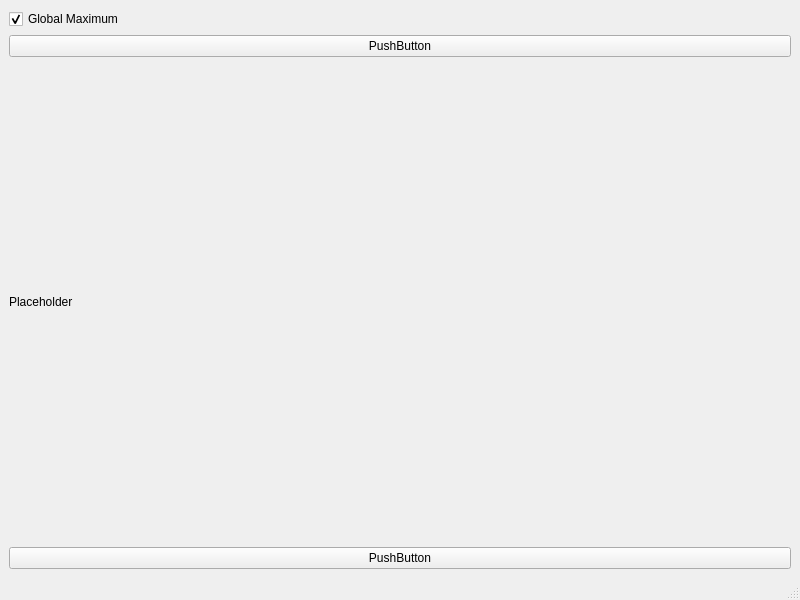
The window that ants3bundle/src/ants3/gui/graph/aviewer3d.ui (andrmor/ANTS3bundle) describes before a commit, drawn with Qt 5.
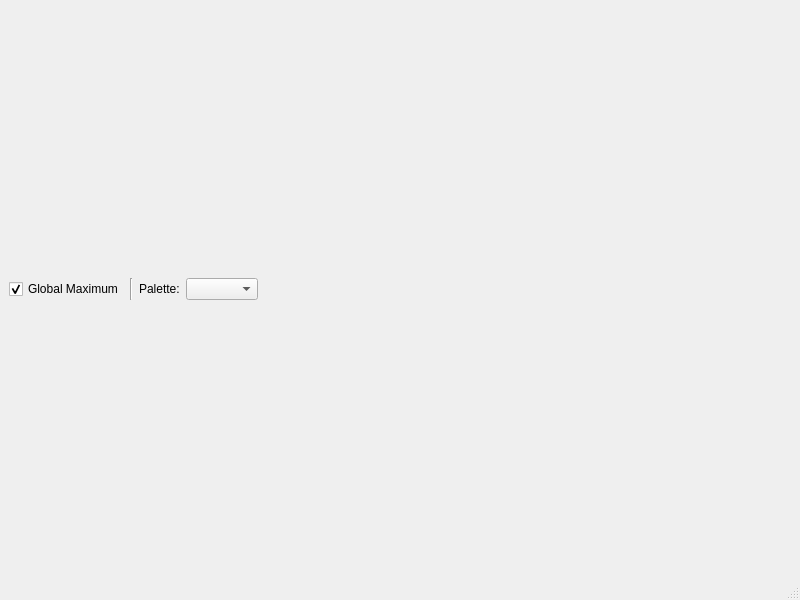
The same window after the commit.

The edit to the form file:
```diff
--- a/ants3bundle/src/ants3/gui/graph/aviewer3d.ui
+++ b/ants3bundle/src/ants3/gui/graph/aviewer3d.ui
@@ -16,6 +16,8 @@
   <widget class="QWidget" name="centralwidget">
    <layout class="QVBoxLayout" name="verticalLayout">
     <item>
+     <layout class="QHBoxLayout" name="horizontalLayout_2">
+      <item>
      <widget class="QCheckBox" name="cbGlobalMaximum">
       <property name="text">
        <string>Global Maximum</string>
@@ -26,29 +28,39 @@
      </widget>
     </item>
     <item>
-     <widget class="QPushButton" name="pushButton">
-      <property name="text">
-       <string>PushButton</string>
+       <widget class="Line" name="line">
+        <property name="orientation">
+         <enum>Qt::Vertical</enum>
       </property>
      </widget>
     </item>
-    <item>
-     <layout class="QHBoxLayout" name="horizontalLayout">
       <item>
        <widget class="QLabel" name="label">
         <property name="text">
-         <string>Placeholder</string>
+         <string>Palette:</string>
         </property>
        </widget>
       </item>
+      <item>
+       <widget class="QComboBox" name="cobPalette"/>
+      </item>
+      <item>
+       <spacer name="horizontalSpacer">
+        <property name="orientation">
+         <enum>Qt::Horizontal</enum>
+        </property>
+        <property name="sizeHint" stdset="0">
+         <size>
+          <width>40</width>
+          <height>20</height>
+         </size>
+        </property>
+       </spacer>
+      </item>
      </layout>
     </item>
     <item>
-     <widget class="QPushButton" name="pushButton_2">
-      <property name="text">
-       <string>PushButton</string>
-      </property>
-     </widget>
+     <layout class="QHBoxLayout" name="horizontalLayout"/>
     </item>
    </layout>
   </widget>
```
Lines whose indentation alone changed are shown as unchanged.
